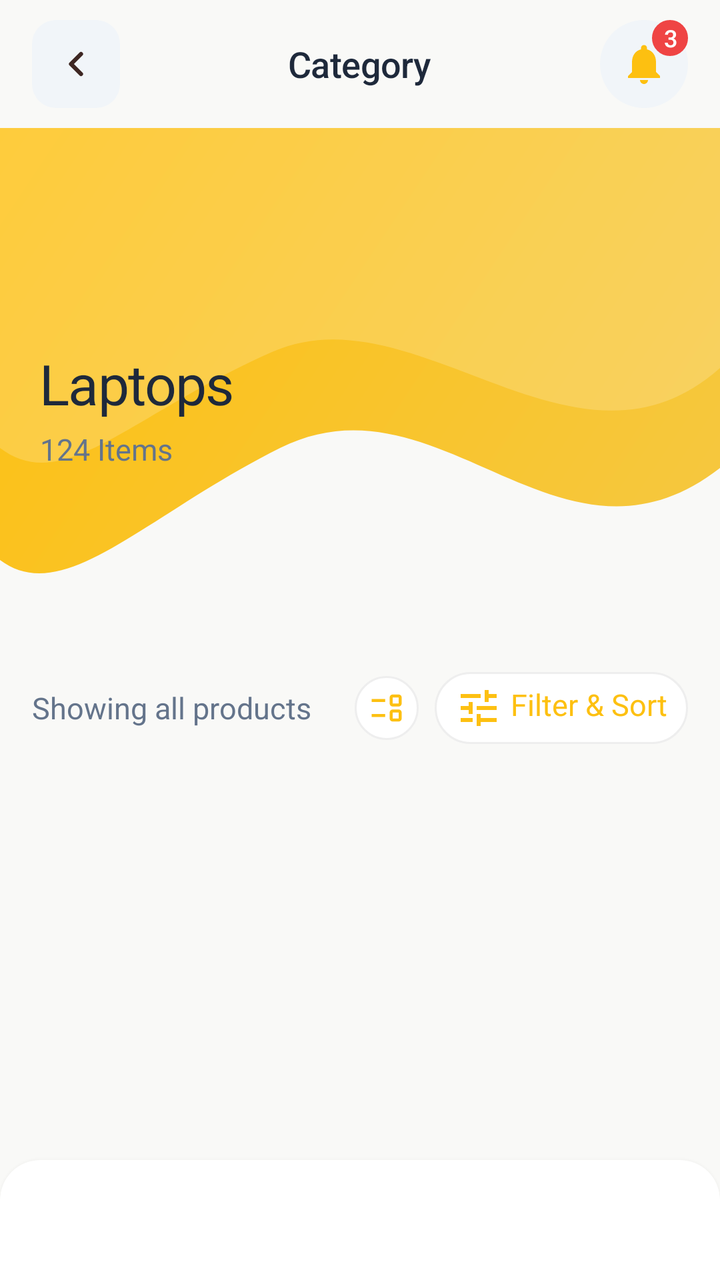
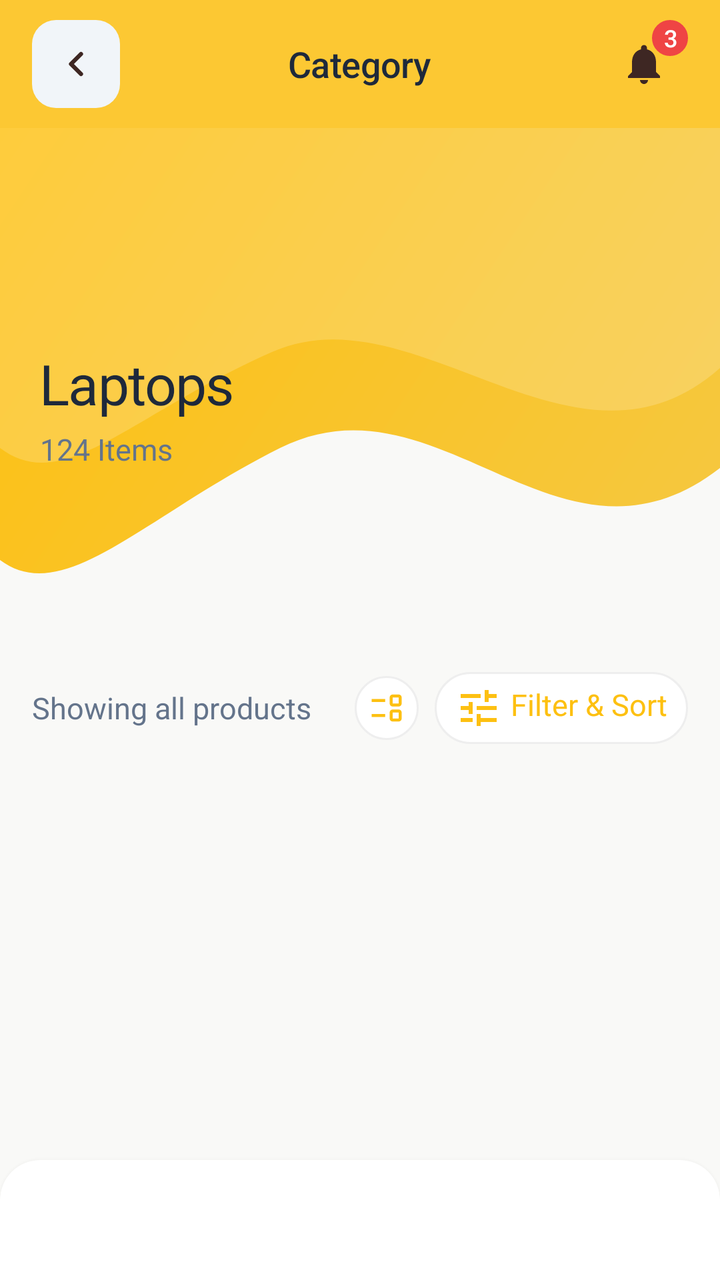

Two renders of the same Android screen: before a commit and after it. Below are the layout's source before the change and the commit's diff.
<!-- AndroidManifest.xml: application theme Theme.BeckieDealApp -->
<!-- res/layout/activity_category_detail.xml -->
﻿<?xml version="1.0" encoding="utf-8"?>
<androidx.constraintlayout.widget.ConstraintLayout xmlns:android="http://schemas.android.com/apk/res/android"
    xmlns:app="http://schemas.android.com/apk/res-auto"
    xmlns:tools="http://schemas.android.com/tools"
    android:layout_width="match_parent"
    android:layout_height="match_parent"
    android:background="@color/background"
    android:fitsSystemWindows="true"
    tools:context=".CategoryDetailActivity">

    
    <com.google.android.material.appbar.MaterialToolbar
        android:id="@+id/topAppBar"
        android:layout_width="match_parent"
        android:layout_height="@dimen/toolbar_height"
        android:background="@android:color/transparent"
        app:contentInsetStart="0dp"
        app:elevation="0dp"
        app:layout_constraintTop_toTopOf="parent">

        <RelativeLayout
            android:layout_width="match_parent"
            android:layout_height="match_parent"
            android:paddingHorizontal="16dp">

            
            <ImageView
                android:id="@+id/backButton"
                android:layout_width="44dp"
                android:layout_height="44dp"
                android:layout_alignParentStart="true"
                android:layout_centerVertical="true"
                android:background="@drawable/form_field_background"
                android:padding="12dp"
                android:src="@drawable/ic_arrow_left"
                android:contentDescription="Back"
                app:tint="@color/dark_brown" />

            
            <TextView
                android:id="@+id/categoryTitleText"
                android:layout_width="wrap_content"
                android:layout_height="wrap_content"
                android:layout_centerInParent="true"
                android:text="Category"
                android:textAppearance="@style/TextAppearance.App.SectionHeader" />

            
            <RelativeLayout
                android:id="@+id/notificationContainer"
                android:layout_width="44dp"
                android:layout_height="44dp"
                android:layout_alignParentEnd="true"
                android:layout_centerVertical="true"
                android:background="@drawable/icon_button_circle_bg">

                <ImageView
                    android:id="@+id/notificationIcon"
                    android:layout_width="24dp"
                    android:layout_height="24dp"
                    android:layout_centerInParent="true"
                    android:src="@drawable/ic_notifications"
                    app:tint="@color/primary" />

                <TextView
                    android:id="@+id/notificationBadge"
                    android:layout_width="18dp"
                    android:layout_height="18dp"
                    android:layout_alignParentEnd="true"
                    android:layout_alignParentTop="true"
                    android:background="@drawable/badge_pill"
                    android:backgroundTint="@color/red_error"
                    android:gravity="center"
                    android:text="3"
                    android:textAppearance="@style/TextAppearance.App.Label"
                    android:textAllCaps="false"
                    android:textColor="@color/white_fixed"
                    android:visibility="visible" />
            </RelativeLayout>

        </RelativeLayout>
    </com.google.android.material.appbar.MaterialToolbar>

    
    <androidx.core.widget.NestedScrollView
        android:layout_width="match_parent"
        android:layout_height="0dp"
        android:fillViewport="true"
        app:layout_constraintTop_toBottomOf="@id/topAppBar"
        app:layout_constraintBottom_toTopOf="@id/bottomNavGlassHost">

        <LinearLayout
            android:layout_width="match_parent"
            android:layout_height="wrap_content"
            android:orientation="vertical"
            android:paddingBottom="16dp">

            
            <FrameLayout
                android:id="@+id/categoryHeroCard"
                android:layout_width="match_parent"
                android:layout_height="wrap_content">

                
                <ImageView
                    android:layout_width="match_parent"
                    android:layout_height="wrap_content"
                    android:adjustViewBounds="true"
                    android:importantForAccessibility="no"
                    android:scaleType="fitXY"
                    android:src="@drawable/bg_top_wave" />

                
                <LinearLayout
                    android:layout_width="match_parent"
                    android:layout_height="wrap_content"
                    android:layout_gravity="center_vertical"
                    android:orientation="vertical"
                    android:paddingHorizontal="20dp"
                    android:paddingTop="80dp"
                    android:paddingBottom="40dp">

                    <TextView
                        android:id="@+id/heroTitle"
                        android:layout_width="wrap_content"
                        android:layout_height="wrap_content"
                        android:text="Laptops"
                        android:textAppearance="@style/TextAppearance.App.ScreenTitle"
                        android:textColor="@color/text_primary" />

                    <TextView
                        android:id="@+id/heroSubtitle"
                        android:layout_width="wrap_content"
                        android:layout_height="wrap_content"
                        android:layout_marginTop="4dp"
                        android:text="124 Items"
                        android:textAppearance="@style/TextAppearance.App.Body"
                        android:textColor="@color/text_secondary" />
                </LinearLayout>
            </FrameLayout>

            
            <HorizontalScrollView
                android:layout_width="match_parent"
                android:layout_height="wrap_content"
                android:scrollbars="none"
                android:paddingTop="16dp"
                android:paddingBottom="4dp">

                <LinearLayout
                    android:id="@+id/brandFilterContainer"
                    android:layout_width="wrap_content"
                    android:layout_height="wrap_content"
                    android:orientation="horizontal"
                    android:paddingStart="16dp"
                    android:paddingEnd="16dp" />
            </HorizontalScrollView>

            
            <LinearLayout
                android:id="@+id/resultsRow"
                android:layout_width="match_parent"
                android:layout_height="wrap_content"
                android:orientation="horizontal"
                android:gravity="center_vertical"
                android:paddingHorizontal="16dp"
                android:paddingTop="12dp"
                android:paddingBottom="4dp">

                <TextView
                    android:id="@+id/resultsLabel"
                    android:layout_width="0dp"
                    android:layout_height="wrap_content"
                    android:layout_weight="1"
                    android:text="Showing all products"
                    android:textAppearance="@style/TextAppearance.App.Body"
                    android:textColor="@color/text_secondary" />

                
                <RelativeLayout
                    android:id="@+id/viewModeButton"
                    android:layout_width="32dp"
                    android:layout_height="32dp"
                    android:layout_marginEnd="8dp"
                    android:background="@drawable/chip_unselected"
                    android:clickable="true"
                    android:focusable="true">

                    <ImageView
                        android:id="@+id/viewModeIcon"
                        android:layout_width="18dp"
                        android:layout_height="18dp"
                        android:layout_centerInParent="true"
                        android:src="@drawable/event_list_24"
                        app:tint="@color/primary" />

                </RelativeLayout>

                <TextView
                    android:id="@+id/sortButton"
                    android:layout_width="wrap_content"
                    android:layout_height="wrap_content"
                    android:clickable="true"
                    android:focusable="true"
                    android:drawableStart="@drawable/ic_filter"
                    android:drawablePadding="4dp"
                    android:text="Filter &amp; Sort"
                    android:textAppearance="@style/TextAppearance.App.CardPrice"
                    android:textColor="@color/primary"
                    android:paddingHorizontal="10dp"
                    android:paddingVertical="6dp"
                    android:background="@drawable/chip_unselected" />
            </LinearLayout>

            
            <androidx.recyclerview.widget.RecyclerView
                android:id="@+id/detailProductsGrid"
                android:layout_width="match_parent"
                android:layout_height="wrap_content"
                android:layout_marginTop="4dp"
                android:background="@color/border_color"
                android:nestedScrollingEnabled="false"
                android:overScrollMode="never" />

        </LinearLayout>
    </androidx.core.widget.NestedScrollView>

    
    <include layout="@layout/layout_bottom_nav" />

</androidx.constraintlayout.widget.ConstraintLayout>
<!-- res/layout/layout_bottom_nav.xml (included above) -->
<?xml version="1.0" encoding="utf-8"?>
<FrameLayout
    xmlns:android="http://schemas.android.com/apk/res/android"
    xmlns:app="http://schemas.android.com/apk/res-auto"
    android:id="@+id/bottomNavGlassHost"
    android:layout_width="0dp"
    android:layout_height="wrap_content"
    android:layout_marginStart="@dimen/bottom_nav_side_margin"
    android:layout_marginEnd="@dimen/bottom_nav_side_margin"
    android:layout_marginBottom="@dimen/bottom_nav_bottom_margin"
    android:background="@drawable/bottom_nav_glass_bg"
    android:clipToOutline="true"
    android:elevation="4dp"
    app:layout_constraintBottom_toBottomOf="parent"
    app:layout_constraintStart_toStartOf="parent"
    app:layout_constraintEnd_toEndOf="parent">

    <LinearLayout
        android:id="@+id/customBottomNav"
        android:layout_width="match_parent"
        android:layout_height="60dp"
        android:orientation="horizontal"
        android:gravity="center"
        android:paddingStart="12dp"
        android:paddingEnd="12dp"
        android:weightSum="5.5">

        
        <LinearLayout
            android:id="@+id/navItemHome"
            android:layout_width="0dp"
            android:layout_height="match_parent"
            android:layout_weight="1"
            android:gravity="center"
            android:orientation="horizontal"
            android:clickable="true"
            android:focusable="true"
            android:background="?attr/selectableItemBackgroundBorderless">

            <LinearLayout
                android:id="@+id/navPillHome"
                android:layout_width="wrap_content"
                android:layout_height="34dp"
                android:orientation="horizontal"
                android:gravity="center"
                android:paddingStart="8dp"
                android:paddingEnd="8dp"
                android:background="@drawable/nav_pill_background">

                <ImageView
                    android:id="@+id/navIconHome"
                    android:layout_width="20dp"
                    android:layout_height="20dp"
                    android:src="@drawable/bottom_nav_home_icon"
                    android:scaleType="fitCenter" />

                <TextView
                    android:id="@+id/navLabelHome"
                    android:layout_width="wrap_content"
                    android:layout_height="wrap_content"
                    android:layout_marginStart="5dp"
                    android:text="Home"
                    android:textSize="11sp"
                    android:textStyle="bold"
                    android:visibility="gone"
                    android:alpha="0"
                    android:includeFontPadding="false" />
            </LinearLayout>
        </LinearLayout>

        
        <LinearLayout
            android:id="@+id/navItemCategories"
            android:layout_width="0dp"
            android:layout_height="match_parent"
            android:layout_weight="1"
            android:gravity="center"
            android:orientation="horizontal"
            android:clickable="true"
            android:focusable="true"
            android:background="?attr/selectableItemBackgroundBorderless">

            <LinearLayout
                android:id="@+id/navPillCategories"
                android:layout_width="wrap_content"
                android:layout_height="34dp"
                android:orientation="horizontal"
                android:gravity="center"
                android:paddingStart="8dp"
                android:paddingEnd="8dp"
                android:background="@drawable/nav_pill_background">

                <ImageView
                    android:id="@+id/navIconCategories"
                    android:layout_width="20dp"
                    android:layout_height="20dp"
                    android:src="@drawable/bottom_nav_categories_icon"
                    android:scaleType="fitCenter" />

                <TextView
                    android:id="@+id/navLabelCategories"
                    android:layout_width="wrap_content"
                    android:layout_height="wrap_content"
                    android:layout_marginStart="5dp"
                    android:text="Categories"
                    android:textSize="11sp"
                    android:textStyle="bold"
                    android:visibility="gone"
                    android:alpha="0"
                    android:includeFontPadding="false"
                    android:maxLines="1" />
            </LinearLayout>
        </LinearLayout>

        
        <LinearLayout
            android:id="@+id/navItemWishlist"
            android:layout_width="0dp"
            android:layout_height="match_parent"
            android:layout_weight="1"
            android:gravity="center"
            android:orientation="horizontal"
            android:clickable="true"
            android:focusable="true"
            android:background="?attr/selectableItemBackgroundBorderless">

            <LinearLayout
                android:id="@+id/navPillWishlist"
                android:layout_width="wrap_content"
                android:layout_height="34dp"
                android:orientation="horizontal"
                android:gravity="center"
                android:paddingStart="8dp"
                android:paddingEnd="8dp"
                android:background="@drawable/nav_pill_background">

                <ImageView
                    android:id="@+id/navIconWishlist"
                    android:layout_width="20dp"
                    android:layout_height="20dp"
                    android:src="@drawable/bottom_nav_favorites_icon"
                    android:scaleType="fitCenter" />

                <TextView
                    android:id="@+id/navLabelWishlist"
                    android:layout_width="wrap_content"
                    android:layout_height="wrap_content"
                    android:layout_marginStart="5dp"
                    android:text="Wishlist"
                    android:textSize="11sp"
                    android:textStyle="bold"
                    android:visibility="gone"
                    android:alpha="0"
                    android:includeFontPadding="false"
                    android:maxLines="1" />
            </LinearLayout>
        </LinearLayout>

        
        <LinearLayout
            android:id="@+id/navItemCart"
            android:layout_width="0dp"
            android:layout_height="match_parent"
            android:layout_weight="1"
            android:gravity="center"
            android:orientation="horizontal"
            android:clickable="true"
            android:focusable="true"
            android:background="?attr/selectableItemBackgroundBorderless">

            <LinearLayout
                android:id="@+id/navPillCart"
                android:layout_width="wrap_content"
                android:layout_height="34dp"
                android:orientation="horizontal"
                android:gravity="center"
                android:paddingStart="8dp"
                android:paddingEnd="8dp"
                android:background="@drawable/nav_pill_background">

                <ImageView
                    android:id="@+id/navIconCart"
                    android:layout_width="20dp"
                    android:layout_height="20dp"
                    android:src="@drawable/bottom_nav_cart_icon"
                    android:scaleType="fitCenter" />

                
                <FrameLayout
                    android:layout_width="wrap_content"
                    android:layout_height="wrap_content"
                    android:layout_marginStart="-6dp"
                    android:layout_marginTop="-4dp">
                    
                    <TextView
                        android:id="@+id/cartBadge"
                        android:layout_width="16dp"
                        android:layout_height="16dp"
                        android:background="@drawable/badge_pill"
                        android:backgroundTint="@color/primary"
                        android:textSize="9sp"
                        android:textStyle="bold"
                        android:textColor="@color/white_fixed"
                        android:visibility="gone"
                        android:includeFontPadding="false"
                        android:gravity="center" />
                </FrameLayout>

                <TextView
                    android:id="@+id/navLabelCart"
                    android:layout_width="wrap_content"
                    android:layout_height="wrap_content"
                    android:layout_marginStart="5dp"
                    android:text="Cart"
                    android:textSize="11sp"
                    android:textStyle="bold"
                    android:visibility="gone"
                    android:alpha="0"
                    android:includeFontPadding="false" />
            </LinearLayout>
        </LinearLayout>

        
        <LinearLayout
            android:id="@+id/navItemAccount"
            android:layout_width="0dp"
            android:layout_height="match_parent"
            android:layout_weight="1"
            android:gravity="center"
            android:orientation="horizontal"
            android:clickable="true"
            android:focusable="true"
            android:background="?attr/selectableItemBackgroundBorderless">

            <LinearLayout
                android:id="@+id/navPillAccount"
                android:layout_width="wrap_content"
                android:layout_height="34dp"
                android:orientation="horizontal"
                android:gravity="center"
                android:paddingStart="8dp"
                android:paddingEnd="8dp"
                android:background="@drawable/nav_pill_background">

                <ImageView
                    android:id="@+id/navIconAccount"
                    android:layout_width="20dp"
                    android:layout_height="20dp"
                    android:src="@drawable/bottom_nav_account_icon"
                    android:scaleType="fitCenter" />

                <TextView
                    android:id="@+id/navLabelAccount"
                    android:layout_width="wrap_content"
                    android:layout_height="wrap_content"
                    android:layout_marginStart="5dp"
                    android:text="Account"
                    android:textSize="11sp"
                    android:textStyle="bold"
                    android:visibility="gone"
                    android:alpha="0"
                    android:includeFontPadding="false" />
            </LinearLayout>
        </LinearLayout>

    </LinearLayout>

</FrameLayout>
<!-- resources referenced by this layout -->
<resources>
  <color name="background">#F9F9F7</color>
  <color name="border_color">#E2E8F0</color>
  <color name="dark_brown">#3E2723</color>
  <color name="primary">#FDC011</color>
  <color name="red_error">#EF4444</color>
  <color name="text_primary">#1E293B</color>
  <color name="text_secondary">#64748B</color>
  <color name="white_fixed">#FFFFFF</color>
  <dimen name="bottom_nav_bottom_margin">0dp</dimen>
  <dimen name="bottom_nav_side_margin">0dp</dimen>
  <dimen name="toolbar_height">64dp</dimen>
  <!-- drawable form_field_background (drawable) -->
  <?xml version="1.0" encoding="utf-8"?>
  <shape xmlns:android="http://schemas.android.com/apk/res/android">
      <solid android:color="@color/input_background" />
      <corners android:radius="12dp" />
  </shape>
  <!-- drawable icon_button_circle_bg (drawable) -->
  <?xml version="1.0" encoding="utf-8"?>
  <shape xmlns:android="http://schemas.android.com/apk/res/android"
      android:shape="oval">
      <solid android:color="@color/input_background" />
  </shape>
  <style name="TextAppearance.App.CardPrice" parent="TextAppearance.Material3.BodyLarge">
          <item name="android:fontFamily">@font/synonym_semibold</item>
          <item name="android:textSize">15sp</item>
          <item name="android:letterSpacing">0</item>
          <item name="android:textColor">@color/text_primary</item>
      </style>
  <style name="Theme.BeckieDealApp" parent="Base.Theme.BeckieDealApp">
          <item name="buttonStyle">@style/Widget.App.Button</item>
          <item name="materialButtonStyle">@style/Widget.App.Button</item>
      </style>
  <color name="surface">#FFFFFF</color>
  <color name="nav_surface">#FFFFFF</color>
  <dimen name="chip_stroke_width">1dp</dimen>
  <dimen name="chip_pill_radius">20dp</dimen>
  <color name="input_background">#F1F5F9</color>
  <style name="Widget.App.Button" parent="Widget.Material3.Button">
          <item name="shapeAppearance">@style/ShapeAppearance.App.Button.Pill</item>
          <item name="android:textAppearance">@style/TextAppearance.App.Button</item>
      </style>
  <color name="on_primary">#FFFFFF</color>
  <color name="primary_container">#FDC011</color>
  <color name="on_primary_container">#582200</color>
  <color name="on_surface">#251913</color>
  <style name="TextAppearance.App.ProductName" parent="TextAppearance.Material3.HeadlineSmall">
          <item name="android:fontFamily">@font/amulya_bold</item>
          <item name="android:textSize">24sp</item>
          <item name="android:letterSpacing">-0.02</item>
          <item name="android:textColor">@color/text_primary</item>
      </style>
  <style name="TextAppearance.App.PriceHero" parent="TextAppearance.Material3.TitleLarge">
          <item name="android:fontFamily">@font/amulya_bold</item>
          <item name="android:textSize">22sp</item>
          <item name="android:letterSpacing">-0.01</item>
          <item name="android:textColor">@color/text_primary</item>
      </style>
  <style name="TextAppearance.App.CardProductName" parent="TextAppearance.Material3.BodyLarge">
          <item name="android:fontFamily">@font/synonym_medium</item>
          <item name="android:textSize">15sp</item>
          <item name="android:letterSpacing">0</item>
          <item name="android:textColor">@color/text_primary</item>
      </style>
  <style name="TextAppearance.App.Button" parent="TextAppearance.Material3.LabelLarge">
          <item name="android:fontFamily">@font/synonym_semibold</item>
          <item name="android:textSize">15sp</item>
          <item name="android:letterSpacing">0.01</item>
          <item name="android:textAllCaps">false</item>
      </style>
  <style name="ShapeAppearance.App.Button.Pill" parent="">
          <item name="cornerFamily">rounded</item>
          <item name="cornerSize">50%</item>
      </style>
  <color name="nav_indicator_fill">#FFF1EB</color>
  <style name="ShapeAppearance.App.BottomNav.ActiveIndicator" parent="">
          <item name="cornerFamily">rounded</item>
          <item name="cornerSize">50%</item>
      </style>
  <!-- unchanged entries left out for length: 43 -->
</resources>

<!-- the commit's change to res/layout/activity_category_detail.xml (unified diff, before → after) -->
@@ -13,7 +13,7 @@
         android:id="@+id/topAppBar"
         android:layout_width="match_parent"
         android:layout_height="@dimen/toolbar_height"
-        android:background="@android:color/transparent"
+        android:background="@color/topbar_yellow_transparent"
         app:contentInsetStart="0dp"
         app:elevation="0dp"
         app:layout_constraintTop_toTopOf="parent">
@@ -51,8 +51,7 @@
                 android:layout_width="44dp"
                 android:layout_height="44dp"
                 android:layout_alignParentEnd="true"
-                android:layout_centerVertical="true"
-                android:background="@drawable/icon_button_circle_bg">
+                android:layout_centerVertical="true">
 
                 <ImageView
                     android:id="@+id/notificationIcon"
@@ -60,7 +59,7 @@
                     android:layout_height="24dp"
                     android:layout_centerInParent="true"
                     android:src="@drawable/ic_notifications"
-                    app:tint="@color/primary" />
+                    app:tint="@color/dark_brown" />
 
                 <TextView
                     android:id="@+id/notificationBadge"
<!-- resource entries referenced after the edit -->
@@ -7,6 +7,7 @@
   <color name="red_error">#EF4444</color>
   <color name="text_primary">#1E293B</color>
   <color name="text_secondary">#64748B</color>
+  <color name="topbar_yellow_transparent">#D9FDC011</color>
   <color name="white_fixed">#FFFFFF</color>
   <dimen name="bottom_nav_bottom_margin">0dp</dimen>
   <dimen name="bottom_nav_side_margin">0dp</dimen>
@@ -16,12 +17,6 @@
   <shape xmlns:android="http://schemas.android.com/apk/res/android">
       <solid android:color="@color/input_background" />
       <corners android:radius="12dp" />
-  </shape>
-  <!-- drawable icon_button_circle_bg (drawable) -->
-  <?xml version="1.0" encoding="utf-8"?>
-  <shape xmlns:android="http://schemas.android.com/apk/res/android"
-      android:shape="oval">
-      <solid android:color="@color/input_background" />
   </shape>
   <style name="TextAppearance.App.CardPrice" parent="TextAppearance.Material3.BodyLarge">
           <item name="android:fontFamily">@font/synonym_semibold</item>
